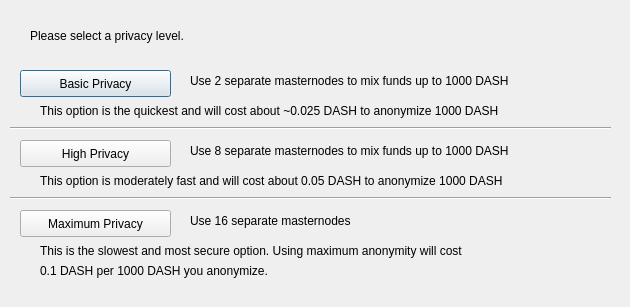
Before: the Qt Designer form src/qt/forms/sandstormconfig.ui in duality-solutions/Dynamic, drawn with Qt 5.
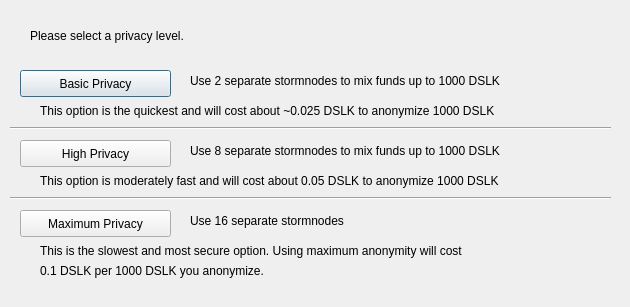
After: the same form once the commit is applied.

The edit to the form file:
```diff
--- a/src/qt/forms/sandstormconfig.ui
+++ b/src/qt/forms/sandstormconfig.ui
@@ -75,7 +75,7 @@
     </rect>
    </property>
    <property name="text">
-    <string>Use 2 separate masternodes to mix funds up to 1000 DASH</string>
+    <string>Use 2 separate stormnodes to mix funds up to 1000 DSLK</string>
    </property>
   </widget>
   <widget class="QLabel" name="label_3">
@@ -88,7 +88,7 @@
     </rect>
    </property>
    <property name="text">
-    <string>Use 8 separate masternodes to mix funds up to 1000 DASH</string>
+    <string>Use 8 separate stormnodes to mix funds up to 1000 DSLK</string>
    </property>
   </widget>
   <widget class="QLabel" name="label_4">
@@ -101,7 +101,7 @@
     </rect>
    </property>
    <property name="text">
-    <string>Use 16 separate masternodes</string>
+    <string>Use 16 separate stormnodes</string>
    </property>
   </widget>
   <widget class="QLabel" name="label_6">
@@ -114,7 +114,7 @@
     </rect>
    </property>
    <property name="text">
-    <string>This option is the quickest and will cost about ~0.025 DASH to anonymize 1000 DASH</string>
+    <string>This option is the quickest and will cost about ~0.025 DSLK to anonymize 1000 DSLK</string>
    </property>
   </widget>
   <widget class="QLabel" name="label_7">
@@ -127,7 +127,7 @@
     </rect>
    </property>
    <property name="text">
-    <string>This option is moderately fast and will cost about 0.05 DASH to anonymize 1000 DASH</string>
+    <string>This option is moderately fast and will cost about 0.05 DSLK to anonymize 1000 DSLK</string>
    </property>
   </widget>
   <widget class="QLabel" name="label_8">
@@ -153,7 +153,7 @@
     </rect>
    </property>
    <property name="text">
-    <string>0.1 DASH per 1000 DASH you anonymize.</string>
+    <string>0.1 DSLK per 1000 DSLK you anonymize.</string>
    </property>
   </widget>
   <widget class="Line" name="line">
```
Left out of the diff: 4 changed lines with no effect on the pictures.
